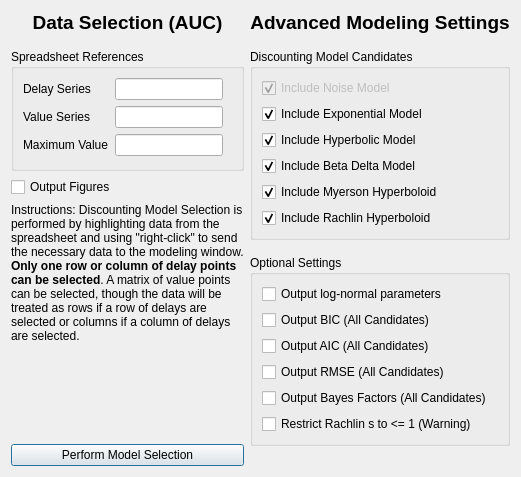
miyamot0/ModelSelectorQt, file discountingmodelselectionareadialog.ui: the form before one commit.
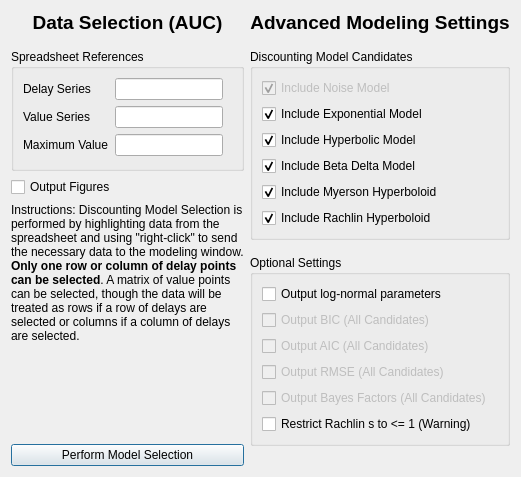
The form after the commit.

Commit message: Model-based controls restored

The edit to the form file:
```diff
--- a/discountingmodelselectionareadialog.ui
+++ b/discountingmodelselectionareadialog.ui
@@ -350,6 +350,9 @@
           </item>
           <item>
            <widget class="QCheckBox" name="checkBoxBIC">
+            <property name="enabled">
+             <bool>false</bool>
+            </property>
             <property name="text">
              <string>Output BIC (All Candidates)</string>
             </property>
@@ -357,6 +360,9 @@
           </item>
           <item>
            <widget class="QCheckBox" name="checkBoxAIC">
+            <property name="enabled">
+             <bool>false</bool>
+            </property>
             <property name="text">
              <string>Output AIC (All Candidates)</string>
             </property>
@@ -364,6 +370,9 @@
           </item>
           <item>
            <widget class="QCheckBox" name="checkBoxRMSE">
+            <property name="enabled">
+             <bool>false</bool>
+            </property>
             <property name="text">
              <string>Output RMSE (All Candidates)</string>
             </property>
@@ -371,6 +380,9 @@
           </item>
           <item>
            <widget class="QCheckBox" name="checkBoxBF">
+            <property name="enabled">
+             <bool>false</bool>
+            </property>
             <property name="text">
              <string>Output Bayes Factors (All Candidates)</string>
             </property>
```
The commit also changes 1 other file.
